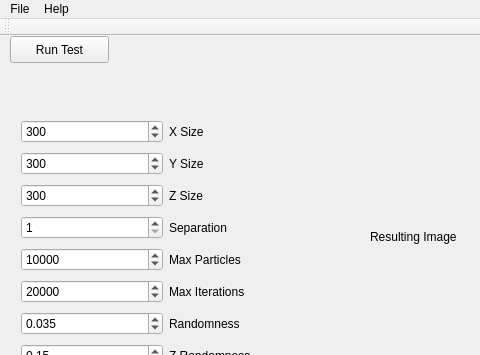
This is mainwindow.ui in rbaravalle/porous_generation as Qt 5 draws it before an edit; both pictures show x 0 to 480 and y 0 to 355 of the 676 by 441 pixel window. The edited form follows.
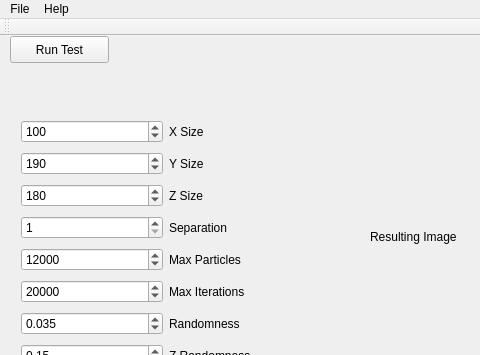
This is the edited form.

Commit message: Modified default parameters

What changed in the file:
```diff
--- a/mainwindow.ui
+++ b/mainwindow.ui
@@ -60,7 +60,7 @@
         <number>512</number>
        </property>
        <property name="value">
-        <number>300</number>
+        <number>190</number>
        </property>
       </widget>
      </item>
@@ -80,7 +80,7 @@
         <number>512</number>
        </property>
        <property name="value">
-        <number>300</number>
+        <number>100</number>
        </property>
       </widget>
      </item>
@@ -110,7 +110,7 @@
         <number>1</number>
        </property>
        <property name="value">
-        <number>10000</number>
+        <number>12000</number>
        </property>
       </widget>
      </item>
@@ -137,7 +137,7 @@
         <number>512</number>
        </property>
        <property name="value">
-        <number>300</number>
+        <number>180</number>
        </property>
       </widget>
      </item>
```
